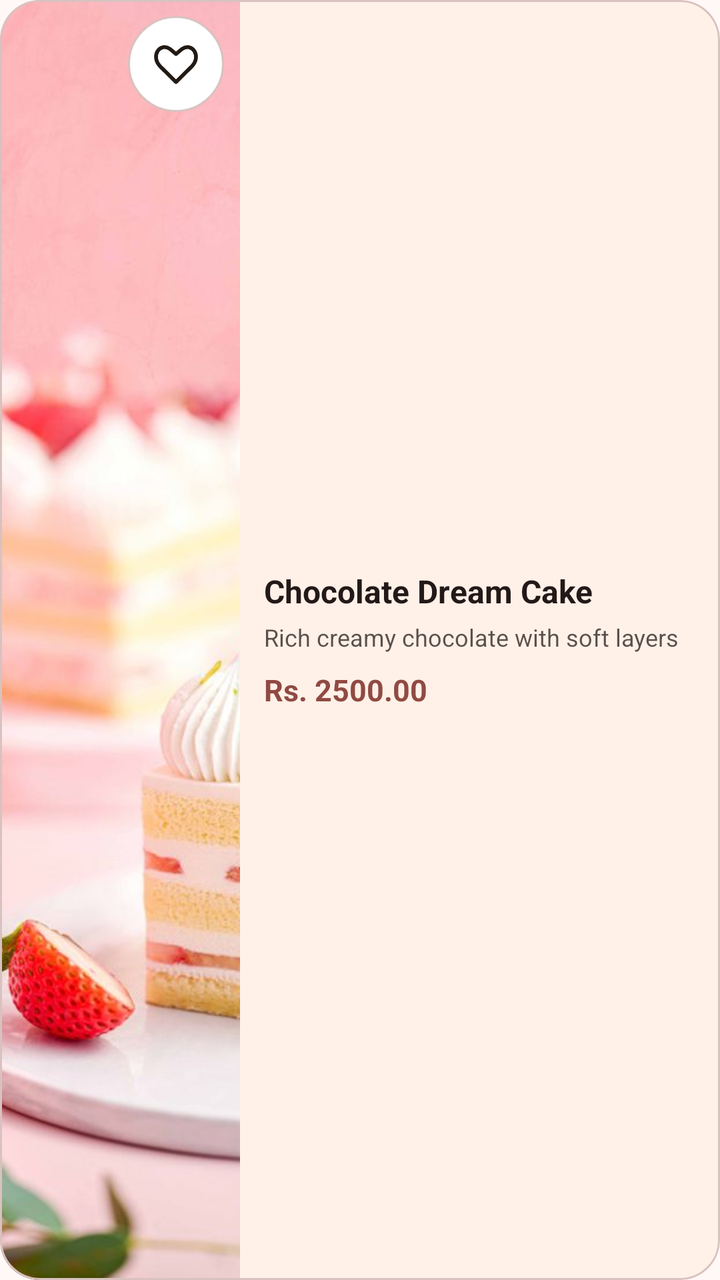
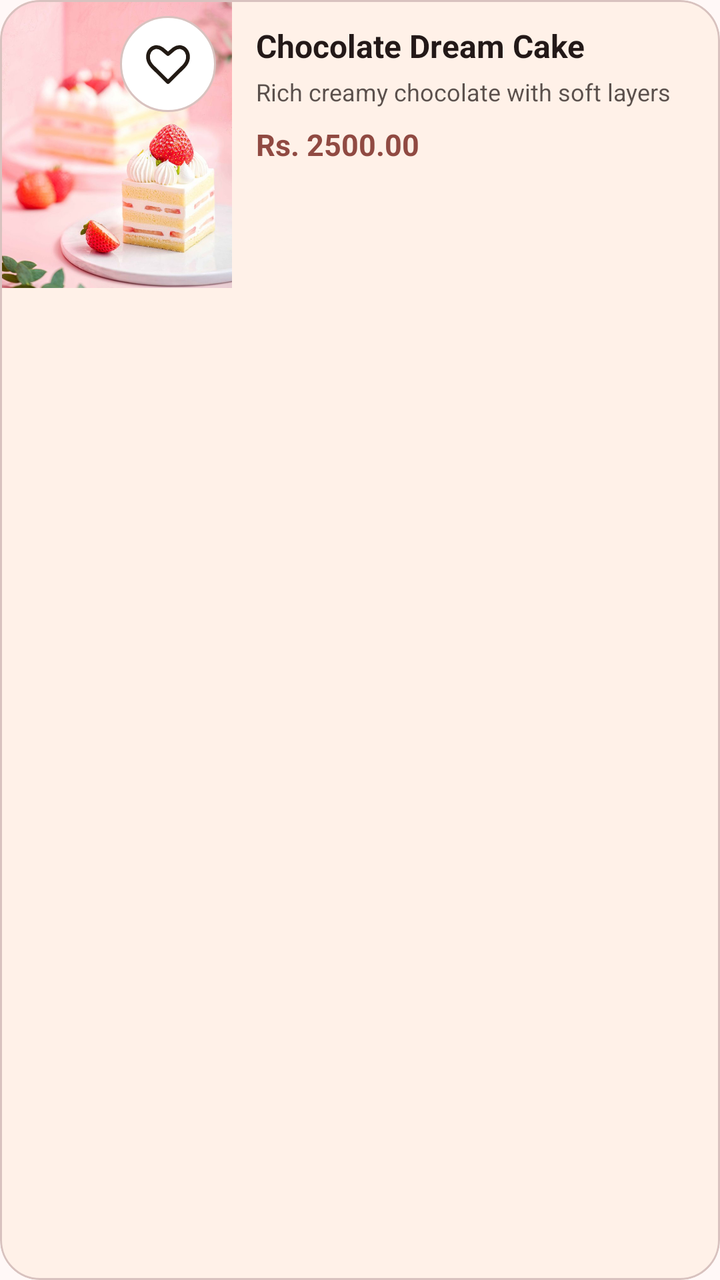

Two renders of the same Android screen: before a commit and after it. Below are the layout's source before the change and the commit's diff.
<!-- AndroidManifest.xml: application theme Theme.ButterQueen -->
<!-- res/layout/item_cake.xml -->
<?xml version="1.0" encoding="utf-8"?>
<com.google.android.material.card.MaterialCardView xmlns:android="http://schemas.android.com/apk/res/android"
    xmlns:app="http://schemas.android.com/apk/res-auto"
    android:layout_width="match_parent"
    android:layout_height="140dp"
    android:layout_marginBottom="12dp"
    app:cardCornerRadius="20dp"
    app:cardElevation="0dp" app:cardBackgroundColor="@color/md_theme_surfaceContainerLow" app:strokeColor="@color/md_theme_outlineVariant" app:strokeWidth="1dp">

    <LinearLayout
        android:layout_width="match_parent"
        android:layout_height="match_parent"
        android:orientation="horizontal">

        <FrameLayout
            android:layout_width="120dp"
            android:layout_height="match_parent">

            <ImageView
                android:id="@+id/cakeImageView"
                android:layout_width="match_parent"
                android:layout_height="match_parent"
                android:contentDescription="Cake Image"
                android:scaleType="centerCrop"
                android:src="@drawable/cake_wallpaper" />

            <ImageButton
                android:id="@+id/wishlistButton"
                android:layout_width="48dp"
                android:layout_height="48dp"
                android:layout_gravity="top|end"
                android:layout_margin="8dp"
                android:background="@drawable/bg_bq_icon_surface"
                android:contentDescription="Wishlist"
                android:padding="12dp"
                android:src="@drawable/ic_bq_favorite"
                android:tint="@color/md_theme_onSurface" />

        </FrameLayout>

        <LinearLayout
            android:layout_width="0dp"
            android:layout_height="match_parent"
            android:layout_weight="1"
            android:gravity="center_vertical"
            android:orientation="vertical"
            android:padding="12dp">

            <TextView
                android:id="@+id/cakeNameTextView"
                android:layout_width="wrap_content"
                android:layout_height="wrap_content"
                android:text="Chocolate Dream Cake"
                android:textColor="@color/md_theme_onBackground"
                android:textSize="16sp"
                android:textStyle="bold" />

            <TextView
                android:id="@+id/cakeDescriptionTextView"
                android:layout_width="wrap_content"
                android:layout_height="wrap_content"
                android:layout_marginTop="4dp"
                android:maxLines="2"
                android:text="Rich creamy chocolate with soft layers"
                android:textColor="@color/md_theme_onBackground"
                android:textSize="12sp"
                android:alpha="0.75" />

            <TextView
                android:id="@+id/cakePriceTextView"
                android:layout_width="wrap_content"
                android:layout_height="wrap_content"
                android:layout_marginTop="8dp"
                android:text="Rs. 2500.00"
                android:textColor="@color/md_theme_primary"
                android:textSize="15sp"
                android:textStyle="bold" />

        </LinearLayout>

    </LinearLayout>

</com.google.android.material.card.MaterialCardView>
<!-- resources referenced by this layout -->
<resources>
  <color name="md_theme_onBackground">#231918</color>
  <color name="md_theme_onSurface">#221A14</color>
  <color name="md_theme_outlineVariant">#D8C2BF</color>
  <color name="md_theme_primary">#904A42</color>
  <color name="md_theme_surfaceContainerLow">#FFF1E8</color>
  <!-- drawable bg_bq_icon_surface (drawable) -->
  <shape xmlns:android="http://schemas.android.com/apk/res/android" android:shape="oval"><solid android:color="@color/md_theme_surfaceContainerLowest"/><stroke android:width="1dp" android:color="@color/md_theme_outlineVariant"/></shape>
  <!-- drawable ic_bq_favorite (drawable) -->
  <vector xmlns:android="http://schemas.android.com/apk/res/android"
      android:width="24dp" android:height="24dp"
      android:viewportWidth="24" android:viewportHeight="24">
      <path android:fillColor="@android:color/transparent"
          android:strokeColor="#FF000000" android:strokeWidth="1.9"
          android:strokeLineCap="round" android:strokeLineJoin="round"
          android:pathData="M12,21 L4.2,13.3 C-1,8 4,1 9,4.5 L12,7 15,4.5 C20,1 25,8 19.8,13.3 Z" />
  </vector>
  <color name="md_theme_surfaceContainerLowest">#FFFFFF</color>
  <color name="md_theme_onPrimary">#FFFFFF</color>
  <color name="md_theme_primaryContainer">#FFDAD5</color>
  <color name="md_theme_onPrimaryContainer">#73342D</color>
  <color name="md_theme_secondary">#775652</color>
  <color name="md_theme_onSecondary">#FFFFFF</color>
  <color name="md_theme_secondaryContainer">#FFDAD5</color>
  <color name="md_theme_onSecondaryContainer">#5D3F3B</color>
  <color name="md_theme_tertiary">#835415</color>
  <color name="md_theme_onTertiary">#FFFFFF</color>
  <color name="md_theme_tertiaryContainer">#FFDDBA</color>
  <color name="md_theme_onTertiaryContainer">#673D00</color>
  <color name="md_theme_error">#BA1A1A</color>
  <color name="md_theme_onError">#FFFFFF</color>
  <color name="md_theme_errorContainer">#FFDAD6</color>
  <color name="md_theme_onErrorContainer">#93000A</color>
  <color name="md_theme_background">#FFF8F7</color>
  <color name="md_theme_surface">#FFF8F5</color>
  <color name="md_theme_surfaceVariant">#F5DDDA</color>
  <color name="md_theme_onSurfaceVariant">#534341</color>
  <color name="md_theme_outline">#857370</color>
  <!-- unchanged entries left out for length: 2 -->
</resources>

<!-- the commit's change to res/layout/item_cake.xml (unified diff, before → after) -->
@@ -2,19 +2,21 @@
 <com.google.android.material.card.MaterialCardView xmlns:android="http://schemas.android.com/apk/res/android"
     xmlns:app="http://schemas.android.com/apk/res-auto"
     android:layout_width="match_parent"
-    android:layout_height="140dp"
+    android:layout_height="wrap_content"
+    android:minHeight="144dp"
     android:layout_marginBottom="12dp"
     app:cardCornerRadius="20dp"
     app:cardElevation="0dp" app:cardBackgroundColor="@color/md_theme_surfaceContainerLow" app:strokeColor="@color/md_theme_outlineVariant" app:strokeWidth="1dp">
 
     <LinearLayout
         android:layout_width="match_parent"
-        android:layout_height="match_parent"
+        android:layout_height="wrap_content"
+        android:minHeight="144dp"
         android:orientation="horizontal">
 
         <FrameLayout
-            android:layout_width="120dp"
-            android:layout_height="match_parent">
+            android:layout_width="116dp"
+            android:layout_height="144dp">
 
             <ImageView
                 android:id="@+id/cakeImageView"
@@ -40,7 +42,7 @@
 
         <LinearLayout
             android:layout_width="0dp"
-            android:layout_height="match_parent"
+            android:layout_height="wrap_content"
             android:layout_weight="1"
             android:gravity="center_vertical"
             android:orientation="vertical"
@@ -48,6 +50,8 @@
 
             <TextView
                 android:id="@+id/cakeNameTextView"
+                android:maxLines="2"
+                android:ellipsize="end"
                 android:layout_width="wrap_content"
                 android:layout_height="wrap_content"
                 android:text="Chocolate Dream Cake"
